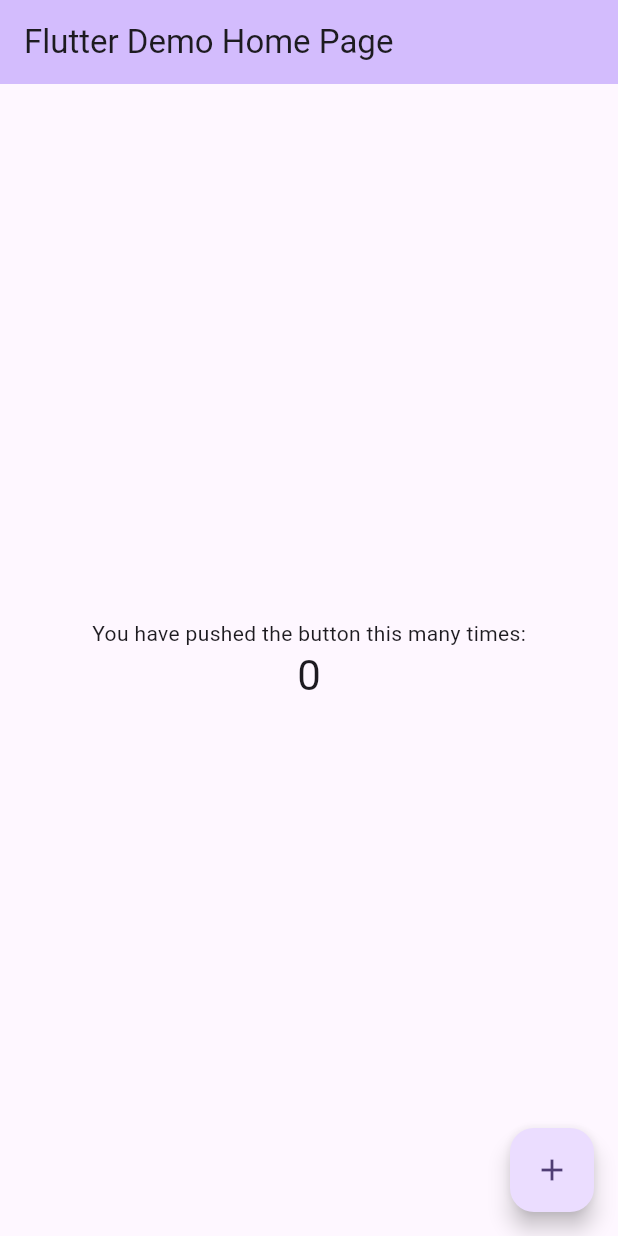
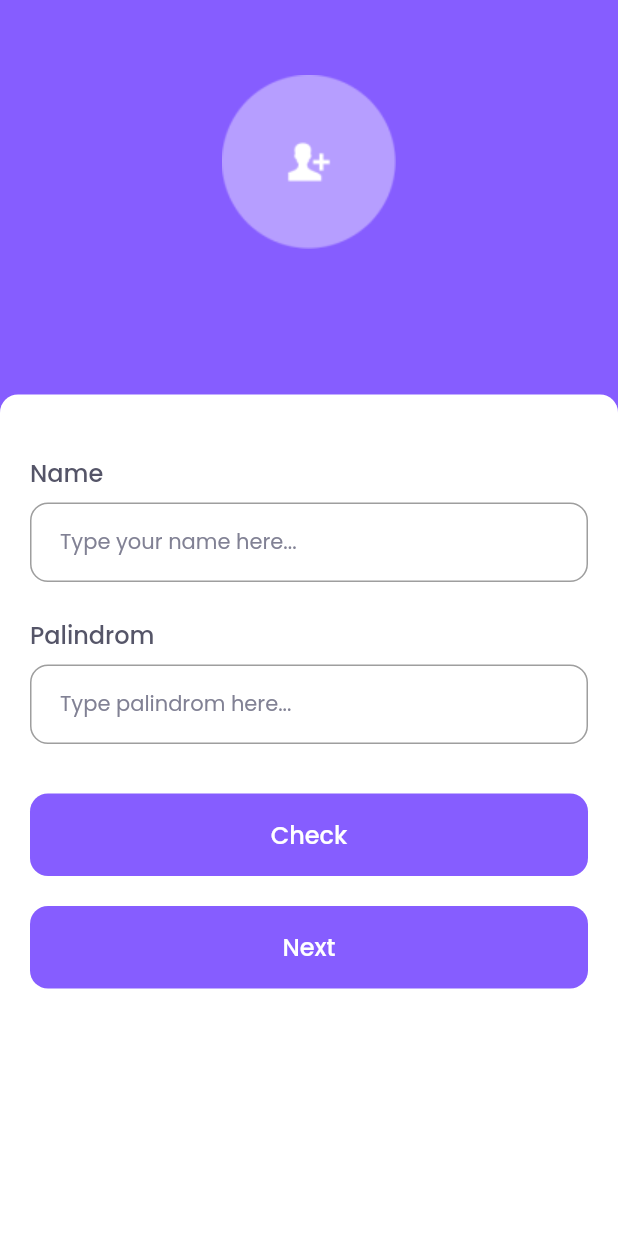
Before and after one commit to rizkydwitama/suitmedia_test_case, a Flutter app: the screen it shows after launch, on a phone screen of 412 x 824 dp. Run offline on Flutter 3.47's test engine with Material 2 defaults, Android fonts, the phone set to English and light mode, and no system bars; our stand-ins replace google_fonts.

Commit message:
Slicing all screens

```diff
--- a/lib/main.dart
+++ b/lib/main.dart
@@ -1,125 +1,23 @@
 import 'package:flutter/material.dart';
+import 'package:suitmedia_test_case/screens/first_screen.dart';
 
 void main() {
   runApp(const MyApp());
 }
 
-class MyApp extends StatelessWidget {
-  const MyApp({super.key});
+class MyApp extends StatefulWidget {
+  const MyApp({Key? key}) : super(key: key);
 
-  // This widget is the root of your application.
+  @override
+  State<MyApp> createState() => _MyAppState();
+}
+
+class _MyAppState extends State<MyApp> {
   @override
   Widget build(BuildContext context) {
-    return MaterialApp(
-      title: 'Flutter Demo',
-      theme: ThemeData(
-        // This is the theme of your application.
-        //
-        // TRY THIS: Try running your application with "flutter run". You'll see
-        // the application has a blue toolbar. Then, without quitting the app,
-        // try changing the seedColor in the colorScheme below to Colors.green
-        // and then invoke "hot reload" (save your changes or press the "hot
-        // reload" button in a Flutter-supported IDE, or press "r" if you used
-        // the command line to start the app).
-        //
-        // Notice that the counter didn't reset back to zero; the application
-        // state is not lost during the reload. To reset the state, use hot
-        // restart instead.
-        //
-        // This works for code too, not just values: Most code changes can be
-        // tested with just a hot reload.
-        colorScheme: ColorScheme.fromSeed(seedColor: Colors.deepPurple),
-        useMaterial3: true,
-      ),
-      home: const MyHomePage(title: 'Flutter Demo Home Page'),
+    return const MaterialApp(
+      debugShowCheckedModeBanner: false,
+      home: const FirstScreen(),
     );
   }
 }
-
-class MyHomePage extends StatefulWidget {
-  const MyHomePage({super.key, required this.title});
-
-  // This widget is the home page of your application. It is stateful, meaning
-  // that it has a State object (defined below) that contains fields that affect
-  // how it looks.
-
-  // This class is the configuration for the state. It holds the values (in this
-  // case the title) provided by the parent (in this case the App widget) and
-  // used by the build method of the State. Fields in a Widget subclass are
-  // always marked "final".
-
-  final String title;
-
-  @override
-  State<MyHomePage> createState() => _MyHomePageState();
-}
-
-class _MyHomePageState extends State<MyHomePage> {
-  int _counter = 0;
-
-  void _incrementCounter() {
-    setState(() {
-      // This call to setState tells the Flutter framework that something has
-      // changed in this State, which causes it to rerun the build method below
-      // so that the display can reflect the updated values. If we changed
-      // _counter without calling setState(), then the build method would not be
-      // called again, and so nothing would appear to happen.
-      _counter++;
-    });
-  }
-
-  @override
-  Widget build(BuildContext context) {
-    // This method is rerun every time setState is called, for instance as done
-    // by the _incrementCounter method above.
-    //
-    // The Flutter framework has been optimized to make rerunning build methods
-    // fast, so that you can just rebuild anything that needs updating rather
-    // than having to individually change instances of widgets.
-    return Scaffold(
-      appBar: AppBar(
-        // TRY THIS: Try changing the color here to a specific color (to
-        // Colors.amber, perhaps?) and trigger a hot reload to see the AppBar
-        // change color while the other colors stay the same.
-        backgroundColor: Theme.of(context).colorScheme.inversePrimary,
-        // Here we take the value from the MyHomePage object that was created by
-        // the App.build method, and use it to set our appbar title.
-        title: Text(widget.title),
-      ),
-      body: Center(
-        // Center is a layout widget. It takes a single child and positions it
-        // in the middle of the parent.
-        child: Column(
-          // Column is also a layout widget. It takes a list of children and
-          // arranges them vertically. By default, it sizes itself to fit its
-          // children horizontally, and tries to be as tall as its parent.
-          //
-          // Column has various properties to control how it sizes itself and
-          // how it positions its children. Here we use mainAxisAlignment to
-          // center the children vertically; the main axis here is the vertical
-          // axis because Columns are vertical (the cross axis would be
-          // horizontal).
-          //
-          // TRY THIS: Invoke "debug painting" (choose the "Toggle Debug Paint"
-          // action in the IDE, or press "p" in the console), to see the
-          // wireframe for each widget.
-          mainAxisAlignment: MainAxisAlignment.center,
-          children: <Widget>[
-            const Text(
-              'You have pushed the button this many times:',
-            ),
-            Text(
-              '$_counter',
-              style: Theme.of(context).textTheme.headlineMedium,
-            ),
-          ],
-        ),
-      ),
-      floatingActionButton: FloatingActionButton(
-        onPressed: _incrementCounter,
-        tooltip: 'Increment',
-        child: const Icon(Icons.add),
-      ), // This trailing comma makes auto-formatting nicer for build methods.
-    );
-  }
-}
--- /dev/null
+++ b/lib/screens/first_screen.dart
@@ -0,0 +1,143 @@
+import 'package:flutter/material.dart';
+import 'package:suitmedia_test_case/screens/second_screen.dart';
+import 'package:suitmedia_test_case/themes/theme.dart';
+
+class FirstScreen extends StatefulWidget {
+  const FirstScreen({Key? key}) : super(key: key);
+
+  @override
+  State<FirstScreen> createState() => _FirstScreenState();
+}
+
+class _FirstScreenState extends State<FirstScreen> {
+
+  @override
+  Widget build(BuildContext context) {
+    return Scaffold(
+      resizeToAvoidBottomInset: false,
+      backgroundColor: purpleColor,
+      body: SafeArea(
+        child: Column(
+          mainAxisAlignment: MainAxisAlignment.center,
+          children: [
+            const SizedBox(height: 50,),
+            Image.asset(
+              'assets/ic_photo.png',
+              width: 116,
+              height: 116,
+            ),
+            Expanded(
+              child: Align(
+                alignment: Alignment.bottomCenter,
+                child: Container(
+                  width: double.infinity,
+                  height: 561,
+                  padding: const EdgeInsets.symmetric(
+                    horizontal: 20, vertical: 40
+                  ),
+                  decoration: const BoxDecoration(
+                    color: Colors.white,
+                    borderRadius: BorderRadius.vertical(
+                      top: Radius.circular(12)
+                    )
+                  ),
+                  child: Column(
+                    crossAxisAlignment: CrossAxisAlignment.start,
+                    children: [
+                      Text(
+                        'Name',
+                        style: labelTextStyle,
+                      ),
+                      const SizedBox(height: 8,),
+                      SizedBox(
+                        width: double.infinity,
+                        height: 56,
+                        child: TextFormField(
+                          decoration: InputDecoration(
+                            border: OutlineInputBorder(
+                              borderRadius: BorderRadius.circular(12)
+                            ),
+                            hintText: 'Type your name here...',
+                            hintStyle: hintTextStyle,
+                            contentPadding: const EdgeInsets.symmetric(
+                              horizontal: 20, vertical: 16
+                            ),
+                          )
+                        ),
+                      ),
+                      const SizedBox(height: 20,),
+                      Text(
+                        'Palindrom',
+                        style: labelTextStyle,
+                      ),
+                      const SizedBox(height: 8,),
+                      SizedBox(
+                        width: double.infinity,
+                        height: 56,
+                        child: TextFormField(
+                            decoration: InputDecoration(
+                              border: OutlineInputBorder(
+                                  borderRadius: BorderRadius.circular(12)
+                              ),
+                              hintText: 'Type palindrom here...',
+                              hintStyle: hintTextStyle,
+                              contentPadding: const EdgeInsets.symmetric(
+                                  horizontal: 20, vertical: 16
+                              ),
+                            )
+                        ),
+                      ),
+                      const SizedBox(height: 30,),
+                      SizedBox(
+                        width: double.infinity,
+                        height: 55,
+                        child: TextButton(
+                          onPressed: () {},
+                          style: TextButton.styleFrom(
+                            backgroundColor: purpleColor,
+                            shape: RoundedRectangleBorder(
+                              borderRadius: BorderRadius.circular(12),
+                            ),
+                          ),
+                          child: Text(
+                            'Check',
+                            style: buttonTextStyle,
+                          ),
+                        ),
+                      ),
+                      const SizedBox(height: 20,),
+                      SizedBox(
+                        width: double.infinity,
+                        height: 55,
+                        child: TextButton(
+                          onPressed: () {
+                            Navigator.push(
+                              context,
+                              MaterialPageRoute(
+                                  builder: (context) => const SecondScreen()
+                              )
+                            );
+                          },
+                          style: TextButton.styleFrom(
+                            backgroundColor: purpleColor,
+                            shape: RoundedRectangleBorder(
+                              borderRadius: BorderRadius.circular(12),
+                            ),
+                          ),
+                          child: Text(
+                            'Next',
+                            style: buttonTextStyle,
+                          ),
+                        ),
+                      ),
+                    ],
+                  ),
+                ),
+              ),
+            )
+          ],
+        ),
+      ),
+    );
+  }
+}
--- /dev/null
+++ b/lib/themes/theme.dart
@@ -0,0 +1,42 @@
+import 'package:flutter/material.dart';
+import 'package:google_fonts/google_fonts.dart';
+
+Color purpleColor = const Color(0xff865DFF);
+Color darkPurpleColor = const Color(0xff3B17A7);
+Color greyColor = const Color(0xff555568);
+Color lightGreyColor = const Color(0xff818194);
+Color navyColor = const Color(0xff1F244B);
+
+TextStyle labelTextStyle = GoogleFonts.poppins(
+  color: greyColor,
+  fontWeight: medium,
+  fontSize: 16
+);
+
+TextStyle hintTextStyle = GoogleFonts.poppins(
+    color: lightGreyColor,
+    fontWeight: regular,
+    fontSize: 14
+);
+
+TextStyle buttonTextStyle = GoogleFonts.poppins(
+  color: Colors.white,
+  fontWeight: medium,
+  fontSize: 16
+);
+
+TextStyle titleTextStyle = GoogleFonts.poppins(
+  color: Colors.white,
+  fontWeight: semiBold,
+  fontSize: 20
+);
+
+TextStyle nameTextStyle = GoogleFonts.poppins(
+  color: navyColor,
+  fontSize: 18
+);
+
+FontWeight bold = FontWeight.w700;
+FontWeight semiBold = FontWeight.w600;
+FontWeight medium = FontWeight.w500;
+FontWeight regular = FontWeight.w400;
--- a/pubspec.yaml
+++ b/pubspec.yaml
@@ -35,6 +35,7 @@ dependencies:
   # The following adds the Cupertino Icons font to your application.
   # Use with the CupertinoIcons class for iOS style icons.
   cupertino_icons: ^1.0.2
+  google_fonts: ^5.1.0
 
 dev_dependencies:
   flutter_test:
@@ -59,9 +60,8 @@ flutter:
   uses-material-design: true
 
   # To add assets to your application, add an assets section, like this:
-  # assets:
-  #   - images/a_dot_burr.jpeg
-  #   - images/a_dot_ham.jpeg
+  assets:
+    - assets/
 
   # An image asset can refer to one or more resolution-specific "variants", see
   # https://flutter.dev/assets-and-images/#resolution-aware
```
Also changed, not shown: lib/screens/second_screen.dart (added, +107 -0 lines), lib/screens/third_screen.dart (added, +85 -0 lines), assets/ic_photo.png (added), assets/img_background.png (added), assets/img_user.png (added), pubspec.lock.
